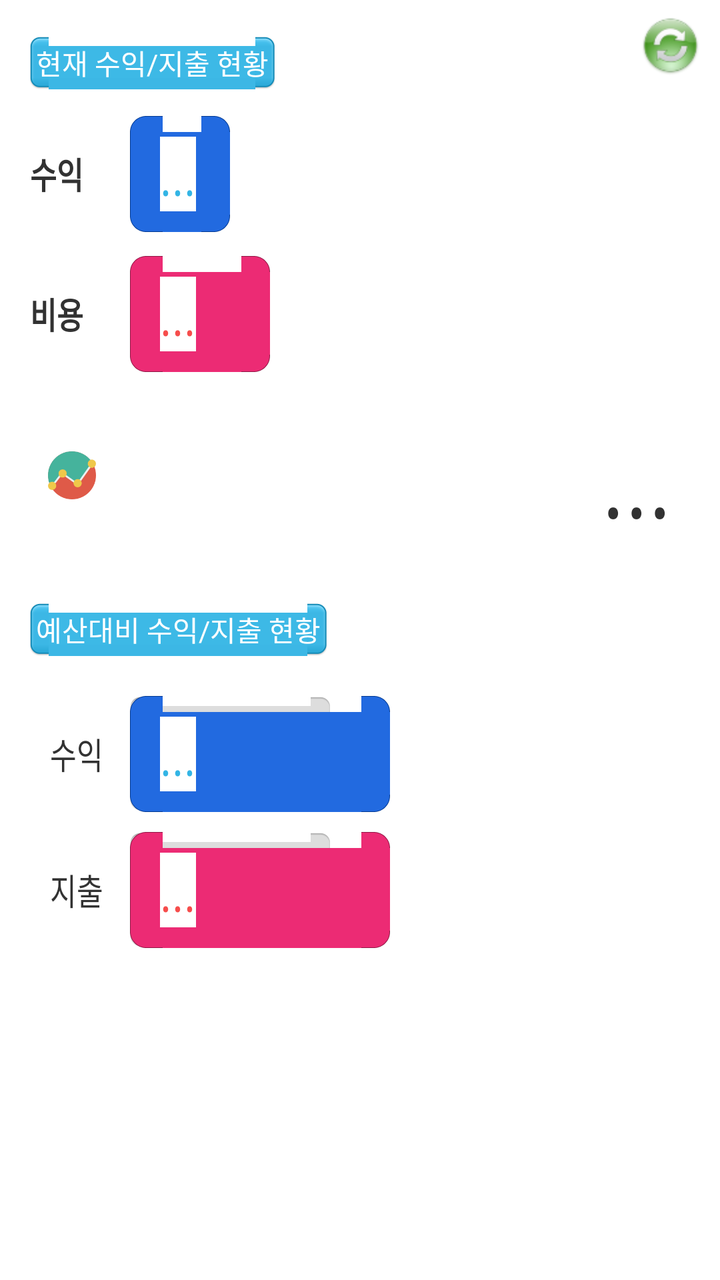
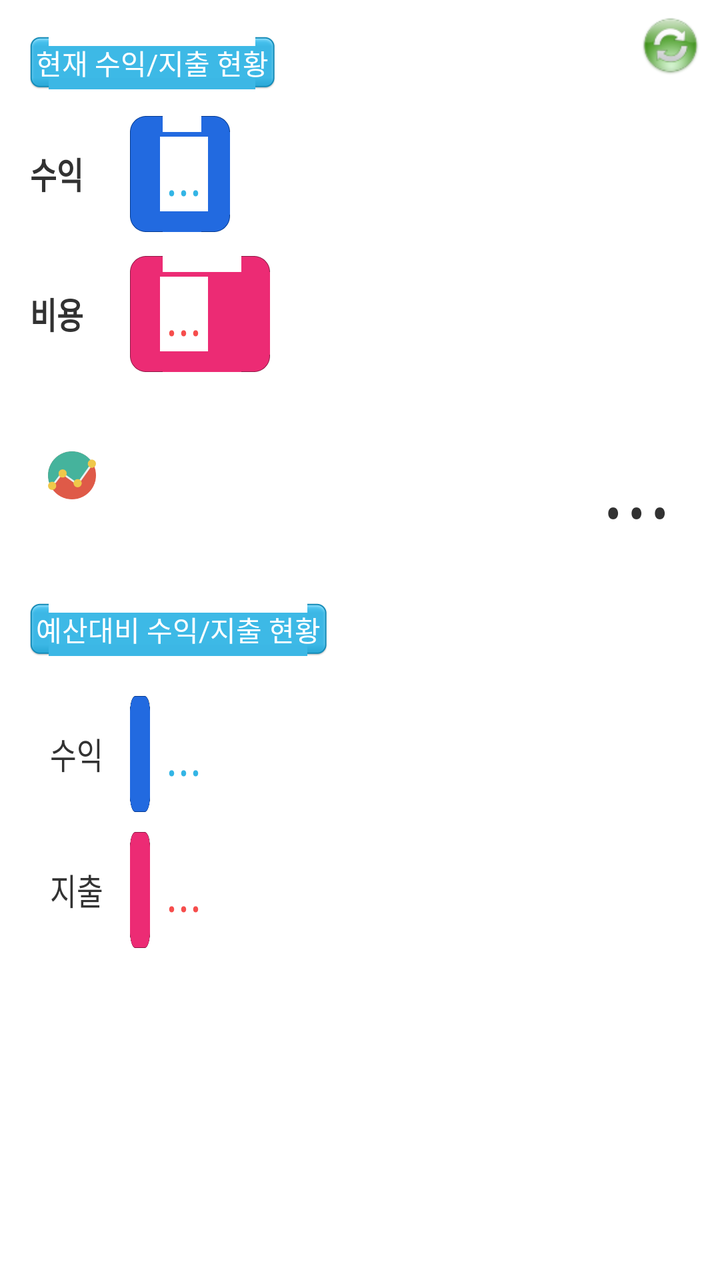

Before-and-after screenshots of an Android layout around one commit, followed by the original layout XML and the change that was made.
<!-- AndroidManifest.xml: application theme AppTheme -->
<!-- res/layout/fragment_income_expense_summary_tab.xml -->
<?xml version="1.0" encoding="utf-8"?>
<RelativeLayout xmlns:android="http://schemas.android.com/apk/res/android"
    android:layout_width="match_parent"
    android:layout_height="match_parent" >

    <ScrollView
        android:layout_width="match_parent"
        android:layout_height="match_parent"
        android:layout_alignParentTop="true"
        android:layout_centerHorizontal="true" >

        <LinearLayout
            android:layout_width="match_parent"
            android:layout_height="wrap_content"
            android:orientation="vertical" >

            <FrameLayout
                android:layout_width="match_parent"
                android:layout_height="wrap_content" >

                

                <ImageView
                    android:id="@+id/ine_refresh"
                    android:layout_width="30dp"
                    android:layout_height="30dp"
                    android:layout_gravity="right|top"
                    android:layout_marginRight="10dp"
                    android:layout_marginTop="8dp"
                    android:contentDescription="@string/na"
                    android:src="@drawable/refresh" />

                <TextView
                    android:layout_width="wrap_content"
                    android:layout_height="wrap_content"
                    android:layout_gravity="top|left"
                    android:layout_marginLeft="15dp"
                    android:layout_marginTop="18dp"
                    android:background="@drawable/progress_p"
                    android:padding="3dp"
                    android:scaleType="fitXY"
                    android:text="@string/entry_header_income_expense_status"
                    android:textColor="@color/text_white" />

                <FrameLayout
                    android:layout_width="match_parent"
                    android:layout_height="wrap_content"
                    android:layout_marginTop="58dp" >

                    

                    <ImageView
                        android:id="@+id/ine_bar_income"
                        android:layout_width="50dp"
                        android:layout_height="58dp"
                        android:layout_gravity="center_vertical|left"
                        android:layout_marginLeft="65dp"
                        android:contentDescription="@string/na"
                        android:scaleType="fitXY"
                        android:src="@drawable/input_color_box_3" />

                    <TextView
                        android:id="@+id/ine_income_value"
                        android:layout_width="wrap_content"
                        android:layout_height="wrap_content"
                        android:layout_gravity="center_vertical|left"
                        android:layout_marginLeft="80dp"
                        android:background="@color/text_white"
                        android:text="..."
                        android:textColor="@color/text_blue"
                        android:textScaleX="0.8"
                        android:textSize="28sp" />

                    <TextView
                        android:layout_width="wrap_content"
                        android:layout_height="wrap_content"
                        android:layout_gravity="center_vertical|left"
                        android:layout_marginLeft="15dp"
                        android:text="@string/entry_header_income"
                        android:textScaleX="0.8"
                        android:textSize="18sp"
                        android:textStyle="bold" />
                </FrameLayout>
            </FrameLayout>

            <FrameLayout
                android:layout_width="match_parent"
                android:layout_height="wrap_content"
                android:layout_marginTop="12dp" >

                

                <ImageView
                    android:id="@+id/ine_bar_expense"
                    android:layout_width="70dp"
                    android:layout_height="58dp"
                    android:layout_gravity="center_vertical|left"
                    android:layout_marginLeft="65dp"
                    android:contentDescription="@string/na"
                    android:scaleType="fitXY"
                    android:src="@drawable/input_color_box" />

                <TextView
                    android:id="@+id/ine_expense_value"
                    android:layout_width="wrap_content"
                    android:layout_height="wrap_content"
                    android:layout_gravity="center_vertical|left"
                    android:layout_marginLeft="80dp"
                    android:background="@color/text_white"
                    android:text="..."
                    android:textColor="@color/text_red"
                    android:textScaleX="0.8"
                    android:textSize="28sp" />

                <TextView
                    android:layout_width="wrap_content"
                    android:layout_height="wrap_content"
                    android:layout_gravity="center_vertical|left"
                    android:layout_marginLeft="15dp"
                    android:text="@string/entry_header_expenses"
                    android:textScaleX="0.8"
                    android:textSize="18sp"
                    android:textStyle="bold" />
            </FrameLayout>

            

            <RelativeLayout
                android:layout_width="match_parent"
                android:layout_height="wrap_content"
                android:layout_marginLeft="20dp"
                android:layout_marginRight="20dp"
                android:layout_marginTop="8dp"
                android:orientation="horizontal"
                android:paddingBottom="8dp"
                android:paddingLeft="4dp"
                android:paddingRight="4dp"
                android:paddingTop="6dp" >

                <ImageView
                    android:layout_width="24dp"
                    android:layout_height="24dp"
                    android:layout_alignParentLeft="true"
                    android:layout_centerVertical="true"
                    android:contentDescription="@string/na"
                    android:src="@drawable/graph" />

                <TextView
                    android:id="@+id/ine_sum_value"
                    android:layout_width="wrap_content"
                    android:layout_height="wrap_content"
                    android:layout_alignParentRight="true"
                    android:layout_centerVertical="true"
                    android:layout_marginLeft="3dp"
                    android:text="..."
                    android:textScaleX="0.8"
                    android:textSize="55sp" />
            </RelativeLayout>

            

            <TextView
                android:layout_width="wrap_content"
                android:layout_height="wrap_content"
                android:layout_gravity="top|left"
                android:layout_marginLeft="15dp"
                android:layout_marginTop="20dp"
                android:background="@drawable/progress_p"
                android:padding="3dp"
                android:scaleType="fitXY"
                android:text="@string/entry_header_budget_income_expense_status"
                android:textColor="@color/text_white" />

            

            <FrameLayout
                android:layout_width="match_parent"
                android:layout_height="wrap_content"
                android:layout_gravity="top|left"
                android:layout_marginTop="20dp" >

                <ImageView
                    android:id="@+id/ine_bar_budget_base_income"
                    android:layout_width="100dp"
                    android:layout_height="58dp"
                    android:layout_gravity="center_vertical|left"
                    android:layout_marginLeft="65dp"
                    android:contentDescription="@string/na"
                    android:scaleType="fitXY"
                    android:src="@drawable/progress_n" />

                <ImageView
                    android:id="@+id/ine_bar_budget_current_income"
                    android:layout_width="130dp"
                    android:layout_height="58dp"
                    android:layout_gravity="center_vertical|left"
                    android:layout_marginLeft="65dp"
                    android:contentDescription="@string/na"
                    android:scaleType="fitXY"
                    android:src="@drawable/input_color_box_3" />

                <TextView
                    android:id="@+id/ine_bar_budget_current_income_percentage"
                    android:layout_width="wrap_content"
                    android:layout_height="wrap_content"
                    android:layout_gravity="center_vertical|left"
                    android:layout_marginLeft="80dp"
                    android:background="@color/text_white"
                    android:text="..."
                    android:textColor="@color/text_blue"
                    android:textScaleX="0.8"
                    android:textSize="28sp" />

                <TextView
                    android:id="@+id/ine_income_percentage"
                    android:layout_width="wrap_content"
                    android:layout_height="wrap_content"
                    android:layout_gravity="center_vertical|left"
                    android:layout_marginLeft="25dp"
                    android:text="@string/title_income"
                    android:textScaleX="0.8"
                    android:textSize="18sp" />
            </FrameLayout>

            

            <FrameLayout
                android:layout_width="match_parent"
                android:layout_height="wrap_content"
                android:layout_gravity="top|left"
                android:layout_marginTop="10dp" >

                <ImageView
                    android:id="@+id/ine_bar_budget_base_expense"
                    android:layout_width="100dp"
                    android:layout_height="58dp"
                    android:layout_gravity="center_vertical|left"
                    android:layout_marginLeft="65dp"
                    android:contentDescription="@string/na"
                    android:scaleType="fitXY"
                    android:src="@drawable/progress_n" />

                <ImageView
                    android:id="@+id/ine_bar_budget_current_expense"
                    android:layout_width="130dp"
                    android:layout_height="58dp"
                    android:layout_gravity="center_vertical|left"
                    android:layout_marginLeft="65dp"
                    android:contentDescription="@string/na"
                    android:scaleType="fitXY"
                    android:src="@drawable/input_color_box" />

                <TextView
                    android:id="@+id/ine_bar_budget_current_expense_percentage"
                    android:layout_width="wrap_content"
                    android:layout_height="wrap_content"
                    android:layout_gravity="center_vertical|left"
                    android:layout_marginLeft="80dp"
                    android:background="@color/text_white"
                    android:text="..."
                    android:textColor="@color/text_red"
                    android:textScaleX="0.8"
                    android:textSize="28sp" />

                <TextView
                    android:id="@+id/ine_expense_percentage"
                    android:layout_width="wrap_content"
                    android:layout_height="wrap_content"
                    android:layout_gravity="center_vertical|left"
                    android:layout_marginLeft="25dp"
                    android:text="@string/title_expense"
                    android:textScaleX="0.8"
                    android:textSize="18sp" />
            </FrameLayout>
        </LinearLayout>
    </ScrollView>

    

    <LinearLayout
        android:id="@+id/ine_update_notification"
        android:layout_width="wrap_content"
        android:layout_height="wrap_content"
        android:layout_alignParentRight="true"
        android:layout_alignParentTop="true"
        android:layout_gravity="right"
        android:layout_marginLeft="4dp"
        android:layout_marginRight="4dp"
        android:layout_marginTop="10dp"
        android:background="@drawable/input_box_round_2"
        android:orientation="horizontal"
        android:paddingBottom="2dp"
        android:paddingLeft="7dp"
        android:paddingTop="4dp"
        android:visibility="gone" >

        <TextView
            android:id="@+id/ine_list_notification_text"
            android:layout_width="wrap_content"
            android:layout_height="wrap_content"
            android:layout_gravity="center_vertical"
            android:gravity="center_vertical"
            android:text="@string/update_as_date"
            android:textColor="@color/text_blue" />

        <ImageView
            android:layout_width="wrap_content"
            android:layout_height="wrap_content"
            android:layout_gravity="center_vertical"
            android:contentDescription="@string/na"
            android:gravity="center_vertical"
            android:src="@drawable/waiting" />
    </LinearLayout>

</RelativeLayout>
<!-- resources referenced by this layout -->
<resources>
  <color name="text_blue">#33B5E5</color>
  <color name="text_red">#F64D4C</color>
  <color name="text_white">#FFFFFF</color>
  <!-- drawable graph: png bitmap (drawable-xxhdpi, 5153 bytes) -->
  <!-- drawable input_box_round_2: png bitmap (drawable-xxhdpi, 4422 bytes) -->
  <!-- drawable input_color_box: png bitmap (drawable-xxhdpi, 4016 bytes) -->
  <!-- drawable input_color_box_3: png bitmap (drawable-xxhdpi, 4025 bytes) -->
  <!-- drawable progress_n: png bitmap (drawable-xxhdpi, 3666 bytes) -->
  <!-- drawable progress_p: png bitmap (drawable-xxhdpi, 4524 bytes) -->
  <!-- drawable refresh: png bitmap (drawable-xxhdpi, 3846 bytes) -->
  <!-- drawable waiting: png bitmap (drawable-xxhdpi, 4993 bytes) -->
  <string name="entry_header_budget_income_expense_status"> 예산대비 수익/지출 현황 </string>
  <string name="entry_header_expenses">비용</string>
  <string name="entry_header_income">수익</string>
  <string name="entry_header_income_expense_status"> 현재 수익/지출 현황 </string>
  <string name="na" />
  <string name="title_expense">지출</string>
  <string name="title_income">수익</string>
  <string name="update_as_date">최신 데이터로 업데이트 합니다.</string>
  <style name="AppTheme" parent="AppBaseTheme">
          <item name="android:actionBarSize">40dp</item>
          
      </style>
  <style name="AppBaseTheme" parent="android:Theme.Light">
          
      </style>
</resources>

<!-- the commit's change to res/layout/fragment_income_expense_summary_tab.xml (unified diff, before → after) -->
@@ -66,6 +66,8 @@
                         android:layout_gravity="center_vertical|left"
                         android:layout_marginLeft="80dp"
                         android:background="@color/text_white"
+                        android:paddingLeft="3dp"
+                        android:paddingRight="3dp"
                         android:text="..."
                         android:textColor="@color/text_blue"
                         android:textScaleX="0.8"
@@ -107,6 +109,8 @@
                     android:layout_gravity="center_vertical|left"
                     android:layout_marginLeft="80dp"
                     android:background="@color/text_white"
+                    android:paddingLeft="3dp"
+                    android:paddingRight="3dp"
                     android:text="..."
                     android:textColor="@color/text_red"
                     android:textScaleX="0.8"
@@ -181,7 +185,7 @@
 
                 <ImageView
                     android:id="@+id/ine_bar_budget_base_income"
-                    android:layout_width="100dp"
+                    android:layout_width="10dp"
                     android:layout_height="58dp"
                     android:layout_gravity="center_vertical|left"
                     android:layout_marginLeft="65dp"
@@ -191,7 +195,7 @@
 
                 <ImageView
                     android:id="@+id/ine_bar_budget_current_income"
-                    android:layout_width="130dp"
+                    android:layout_width="10dp"
                     android:layout_height="58dp"
                     android:layout_gravity="center_vertical|left"
                     android:layout_marginLeft="65dp"
@@ -206,6 +210,8 @@
                     android:layout_gravity="center_vertical|left"
                     android:layout_marginLeft="80dp"
                     android:background="@color/text_white"
+                    android:paddingLeft="3dp"
+                    android:paddingRight="3dp"
                     android:text="..."
                     android:textColor="@color/text_blue"
                     android:textScaleX="0.8"
@@ -232,7 +238,7 @@
 
                 <ImageView
                     android:id="@+id/ine_bar_budget_base_expense"
-                    android:layout_width="100dp"
+                    android:layout_width="10dp"
                     android:layout_height="58dp"
                     android:layout_gravity="center_vertical|left"
                     android:layout_marginLeft="65dp"
@@ -242,7 +248,7 @@
 
                 <ImageView
                     android:id="@+id/ine_bar_budget_current_expense"
-                    android:layout_width="130dp"
+                    android:layout_width="10dp"
                     android:layout_height="58dp"
                     android:layout_gravity="center_vertical|left"
                     android:layout_marginLeft="65dp"
@@ -257,6 +263,8 @@
                     android:layout_gravity="center_vertical|left"
                     android:layout_marginLeft="80dp"
                     android:background="@color/text_white"
+                    android:paddingLeft="3dp"
+                    android:paddingRight="3dp"
                     android:text="..."
                     android:textColor="@color/text_red"
                     android:textScaleX="0.8"
